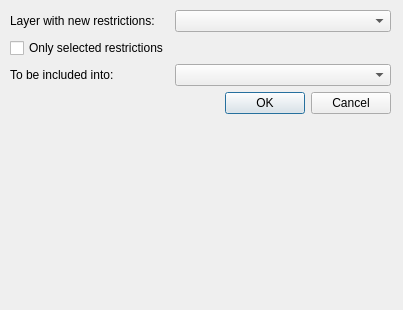
This is importRestrictions/importRestrictions_dialog_base.ui in tlh22/TOMs as Qt 5 draws it before an edit. The edited form follows.
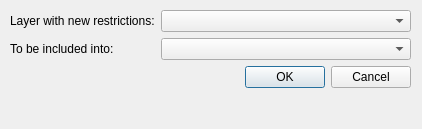
This is the edited form. Custom widgets are drawn as their Qt base class.

```diff
--- a/importRestrictions/importRestrictions_dialog_base.ui
+++ b/importRestrictions/importRestrictions_dialog_base.ui
@@ -9,8 +9,8 @@
    <rect>
     <x>0</x>
     <y>0</y>
-    <width>403</width>
-    <height>310</height>
+    <width>422</width>
+    <height>129</height>
    </rect>
   </property>
   <property name="windowTitle">
@@ -21,8 +21,8 @@
     <rect>
      <x>10</x>
      <y>10</y>
-     <width>381</width>
-     <height>281</height>
+     <width>401</width>
+     <height>101</height>
     </rect>
    </property>
    <layout class="QFormLayout" name="formLayout">
@@ -33,24 +33,20 @@
       </property>
      </widget>
     </item>
-    <item row="1" column="0">
-     <widget class="QCheckBox" name="onlySelectedRestrictions">
-      <property name="text">
-       <string>Only selected restrictions</string>
-      </property>
-     </widget>
-    </item>
     <item row="0" column="1">
      <widget class="QgsMapLayerComboBox" name="importLayer"/>
     </item>
-    <item row="2" column="0">
+    <item row="1" column="0">
      <widget class="QLabel" name="label_2">
       <property name="text">
        <string>To be included into:</string>
       </property>
      </widget>
     </item>
-    <item row="4" column="1">
+    <item row="1" column="1">
+     <widget class="QgsFeatureListComboBox" name="cb_RestrictionLayers"/>
+    </item>
+    <item row="3" column="1">
      <widget class="QDialogButtonBox" name="buttonBox">
       <property name="orientation">
        <enum>Qt::Horizontal</enum>
@@ -60,9 +56,6 @@
       </property>
      </widget>
     </item>
-    <item row="2" column="1">
-     <widget class="QgsFeatureListComboBox" name="cb_RestrictionLayers"/>
-    </item>
    </layout>
   </widget>
  </widget>
```
